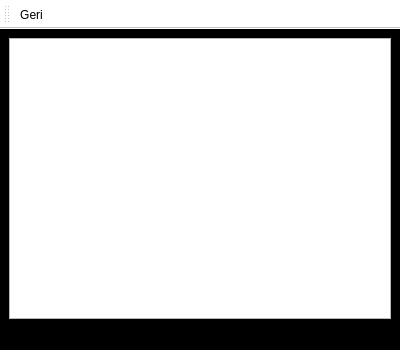
Sisli-Anadolu-Lisesi-Yazilim-Grubu/tubitak-sal-android, file picture-screen.ui: the form before one commit.
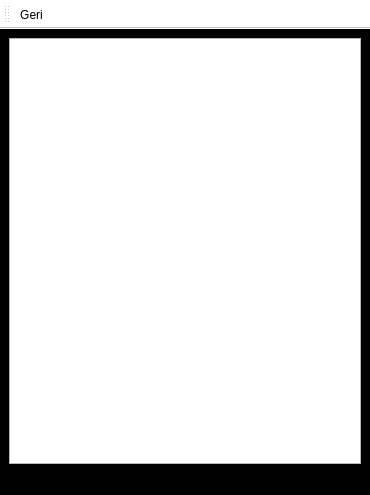
The form after the commit. Icons and pictures are not drawn.

Diff of the .ui file:
```diff
--- a/picture-screen.ui
+++ b/picture-screen.ui
@@ -6,26 +6,20 @@
    <rect>
     <x>0</x>
     <y>0</y>
-    <width>400</width>
-    <height>350</height>
+    <width>370</width>
+    <height>495</height>
    </rect>
   </property>
   <property name="sizePolicy">
-   <sizepolicy hsizetype="Fixed" vsizetype="Fixed">
+   <sizepolicy hsizetype="Expanding" vsizetype="Expanding">
     <horstretch>0</horstretch>
     <verstretch>0</verstretch>
    </sizepolicy>
   </property>
   <property name="minimumSize">
    <size>
-    <width>400</width>
-    <height>350</height>
-   </size>
-  </property>
-  <property name="maximumSize">
-   <size>
-    <width>400</width>
-    <height>350</height>
+    <width>0</width>
+    <height>0</height>
    </size>
   </property>
   <property name="windowTitle">
```
Left out of the diff: 4 changed lines with no effect on the pictures.
